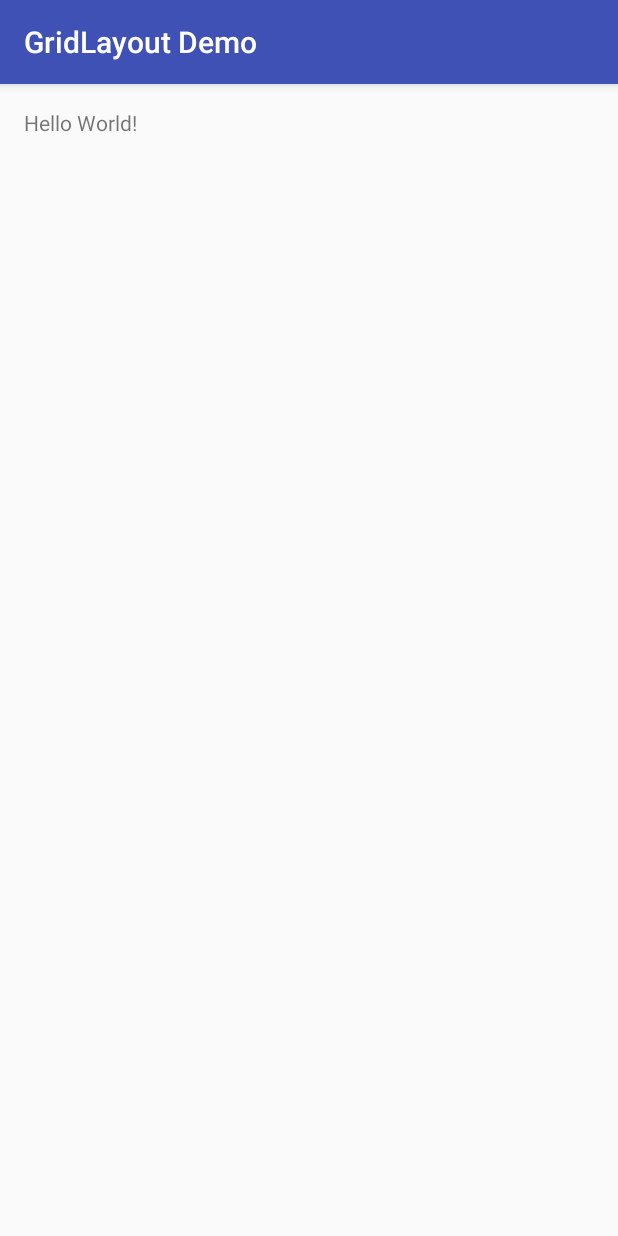
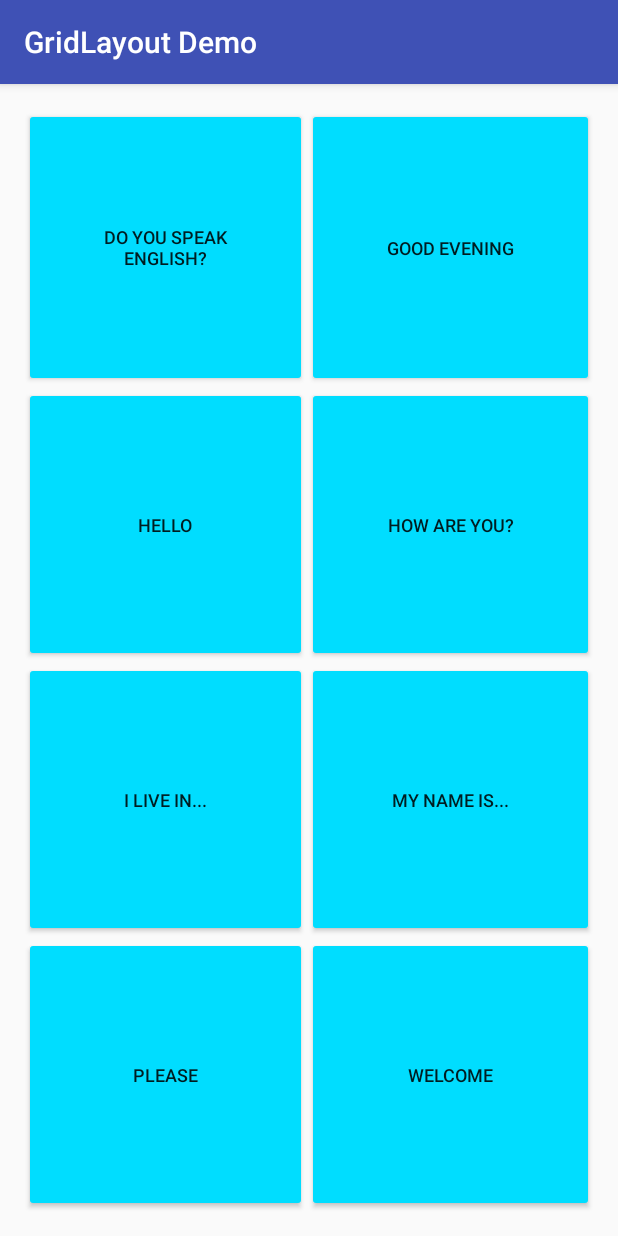
Before and after one commit to cenkerdemir/UdemyAndroid, an Android app: the screen it shows after launch (MainActivity), on a phone screen of 412 x 824 dp. Run offline under Robolectric (Android 15) with nearby library versions, the phone set to English and light mode, and no system bars.

Commit message:
grid layout demo app done

```diff
--- a/GridLayoutDemo/app/src/main/java/com/cenkerdemir/gridlayoutdemo/MainActivity.java
+++ b/GridLayoutDemo/app/src/main/java/com/cenkerdemir/gridlayoutdemo/MainActivity.java
@@ -1,9 +1,22 @@
 package com.cenkerdemir.gridlayoutdemo;
 
+import android.media.MediaPlayer;
+import android.os.Build;
 import android.support.v7.app.AppCompatActivity;
 import android.os.Bundle;
+import android.view.View;
 
 public class MainActivity extends AppCompatActivity {
+
+    public void buttonClicked(View view) {
+        int id = view.getId();
+        String ourId = "";
+        ourId = getResources().getResourceEntryName(id);
+        int resourceId = getResources().getIdentifier(ourId, "raw", getPackageName());
+
+        MediaPlayer mPlayer = MediaPlayer.create(this, resourceId);
+        mPlayer.start();
+    }
 
     @Override
     protected void onCreate(Bundle savedInstanceState) {
--- a/GridLayoutDemo/app/src/main/res/layout/activity_main.xml
+++ b/GridLayoutDemo/app/src/main/res/layout/activity_main.xml
@@ -10,8 +10,130 @@
     android:paddingTop="@dimen/activity_vertical_margin"
     tools:context="com.cenkerdemir.gridlayoutdemo.MainActivity">
 
-    <TextView
-        android:layout_width="wrap_content"
-        android:layout_height="wrap_content"
-        android:text="Hello World!" />
+    <GridLayout
+        android:layout_width="match_parent"
+        android:layout_height="match_parent"
+        android:layout_alignParentTop="true"
+        android:layout_alignParentLeft="true"
+        android:layout_alignParentStart="true"
+        android:id="@+id/buttonGridLayout">
+
+        <Button
+            android:text="do you speak&#10;english?"
+            android:layout_width="wrap_content"
+            android:layout_height="wrap_content"
+            android:layout_column="0"
+            android:layout_row="0"
+            android:layout_gravity="fill"
+            android:layout_columnWeight="1"
+            android:layout_rowWeight="1"
+            android:id="@+id/doyouspeakenglish"
+            android:textSize="12sp"
+            android:onClick="buttonClicked"
+            android:backgroundTint="@android:color/holo_blue_bright"
+            tools:text="do you speak&#10;english?" />
+
+        <Button
+            android:text="good evening"
+            android:layout_width="wrap_content"
+            android:layout_height="wrap_content"
+            android:layout_column="1"
+            android:layout_row="0"
+            android:layout_gravity="fill"
+            android:layout_columnWeight="1"
+            android:layout_rowWeight="1"
+            android:id="@+id/goodevening"
+            android:textSize="12sp"
+            android:onClick="buttonClicked"
+            android:backgroundTint="@android:color/holo_blue_bright"
+            tools:text="good evening" />
+
+        <Button
+            android:text="@string/hello"
+            android:layout_width="wrap_content"
+            android:layout_height="wrap_content"
+            android:layout_column="0"
+            android:layout_row="1"
+            android:layout_gravity="fill"
+            android:layout_columnWeight="1"
+            android:layout_rowWeight="1"
+            android:id="@+id/hello"
+            android:textSize="12sp"
+            android:onClick="buttonClicked"
+            android:backgroundTint="@android:color/holo_blue_bright" />
+
+        <Button
+            android:layout_width="wrap_content"
+            android:layout_height="wrap_content"
+            android:layout_column="1"
+            android:layout_row="1"
+            android:layout_gravity="fill"
+            android:layout_columnWeight="1"
+            android:layout_rowWeight="1"
+            android:id="@+id/howareyou"
+            android:textSize="12sp"
+            android:text="how are you?"
+            android:onClick="buttonClicked"
+            android:backgroundTint="@android:color/holo_blue_bright"
+            tools:text="how are you?" />
+
+        <Button
+            android:text="i live in..."
+            android:layout_width="wrap_content"
+            android:layout_height="wrap_content"
+            android:layout_column="0"
+            android:layout_row="2"
+            android:layout_gravity="fill"
+            android:layout_columnWeight="1"
+            android:layout_rowWeight="1"
+            android:id="@+id/ilivein"
+            android:textSize="12sp"
+            android:onClick="buttonClicked"
+            android:backgroundTint="@android:color/holo_blue_bright"
+            tools:text="i live in..." />
+
+        <Button
+            android:text="my name is..."
+            android:layout_width="wrap_content"
+            android:layout_height="wrap_content"
+            android:layout_column="1"
+            android:layout_row="2"
+            android:layout_gravity="fill"
+            android:layout_columnWeight="1"
+            android:layout_rowWeight="1"
+            android:id="@+id/mynameis"
+            android:textSize="12sp"
+            android:onClick="buttonClicked"
+            android:backgroundTint="@android:color/holo_blue_bright"
+            tools:text="my name is..." />
+
+        <Button
+            android:text="@string/please"
+            android:layout_width="wrap_content"
+            android:layout_height="wrap_content"
+            android:layout_column="0"
+            android:layout_row="3"
+            android:layout_gravity="fill"
+            android:layout_columnWeight="1"
+            android:layout_rowWeight="1"
+            android:id="@+id/please"
+            android:textSize="12sp"
+            android:onClick="buttonClicked"
+            android:backgroundTint="@android:color/holo_blue_bright" />
+
+        <Button
+            android:text="@string/welcome"
+            android:layout_width="wrap_content"
+            android:layout_height="wrap_content"
+            android:layout_column="1"
+            android:layout_row="3"
+            android:layout_gravity="fill"
+            android:layout_columnWeight="1"
+            android:layout_rowWeight="1"
+            android:id="@+id/welcome"
+            android:textSize="12sp"
+            android:onClick="buttonClicked"
+            android:backgroundTint="@android:color/holo_blue_bright" />
+    </GridLayout>
+
 </RelativeLayout>
--- a/GridLayoutDemo/app/src/main/res/values/strings.xml
+++ b/GridLayoutDemo/app/src/main/res/values/strings.xml
@@ -1,3 +1,12 @@
 <resources>
     <string name="app_name">GridLayout Demo</string>
+    <string name="button">Button</string>
+    <string name="i_live_in">I live in</string>
+    <string name="good_ev">good ev</string>
+    <string name="hello">hello</string>
+    <string name="how_are_u">how are u?</string>
+    <string name="my_name_is">my name is</string>
+    <string name="please">please</string>
+    <string name="spk_eng">spk eng?</string>
+    <string name="welcome">welcome</string>
 </resources>
```
Also changed, not shown: 9 other files.
